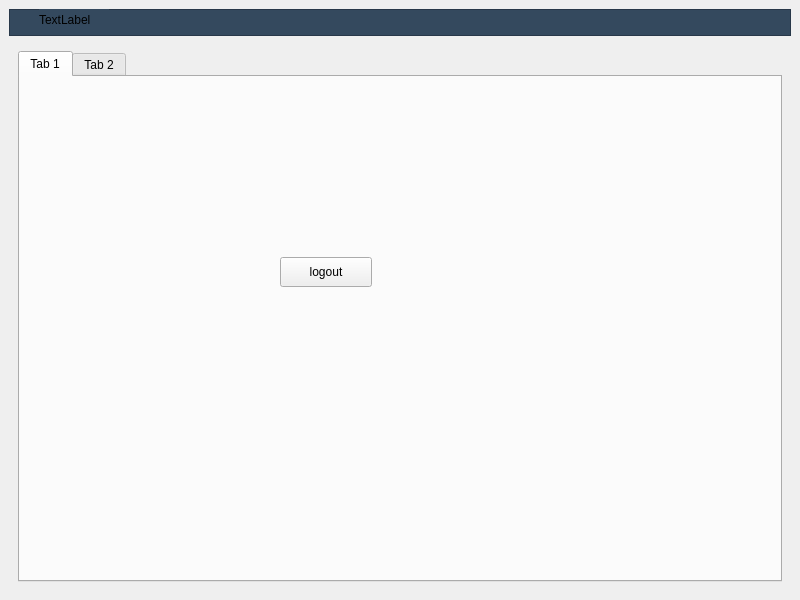
The window that Hospital_Terminal/mainwindow.ui (Heo157/Project-Hospital-Autonomous-Wheelchair) describes before a commit, drawn with Qt 5.
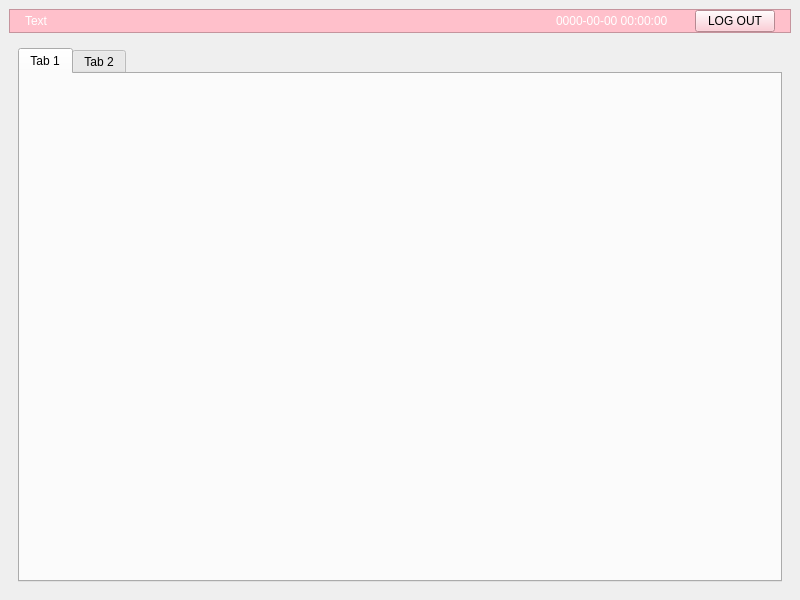
The same window after the commit. The open tabs and pages were chosen to show the change. Icons and pictures are not drawn.

```diff
--- a/Hospital_Terminal/mainwindow.ui
+++ b/Hospital_Terminal/mainwindow.ui
@@ -16,7 +16,7 @@
   <widget class="QWidget" name="centralwidget">
    <layout class="QVBoxLayout" name="verticalLayout_2">
     <item>
-     <layout class="QVBoxLayout" name="verticalLayout" stretch="1,20">
+     <layout class="QVBoxLayout" name="verticalLayout">
       <item>
        <widget class="QFrame" name="topPanel">
         <property name="maximumSize">
@@ -26,7 +26,7 @@
          </size>
         </property>
         <property name="styleSheet">
-         <string notr="true">background-color: rgb(52, 73, 94);</string>
+         <string notr="true">background-color: rgb(255, 192, 203);</string>
         </property>
         <property name="frameShape">
          <enum>QFrame::StyledPanel</enum>
@@ -34,19 +34,102 @@
         <property name="frameShadow">
          <enum>QFrame::Raised</enum>
         </property>
-        <widget class="QLabel" name="label_status">
-         <property name="geometry">
-          <rect>
-           <x>30</x>
-           <y>0</y>
-           <width>70</width>
-           <height>22</height>
-          </rect>
+        <layout class="QHBoxLayout" name="topPanelLayout">
+         <property name="leftMargin">
+          <number>15</number>
          </property>
-         <property name="text">
-          <string>TextLabel</string>
+         <property name="topMargin">
+          <number>0</number>
          </property>
-        </widget>
+         <property name="rightMargin">
+          <number>15</number>
+         </property>
+         <property name="bottomMargin">
+          <number>0</number>
+         </property>
+         <item>
+          <widget class="QLabel" name="label_status">
+           <property name="sizePolicy">
+            <sizepolicy hsizetype="Expanding" vsizetype="Preferred">
+             <horstretch>0</horstretch>
+             <verstretch>0</verstretch>
+            </sizepolicy>
+           </property>
+           <property name="styleSheet">
+            <string notr="true">color: rgb(255, 255, 255);
+            </string>
+           </property>
+           <property name="text">
+            <string>Text</string>
+           </property>
+           <property name="alignment">
+            <set>Qt::AlignmentFlag::AlignLeading|Qt::AlignmentFlag::AlignLeft|Qt::AlignmentFlag::AlignVCenter</set>
+           </property>
+          </widget>
+         </item>
+         <item>
+          <spacer name="horizontalSpacer">
+           <property name="orientation">
+            <enum>Qt::Orientation::Horizontal</enum>
+           </property>
+           <property name="sizeHint" stdset="0">
+            <size>
+             <width>40</width>
+             <height>20</height>
+            </size>
+           </property>
+          </spacer>
+         </item>
+         <item>
+          <widget class="QLabel" name="label_time">
+           <property name="styleSheet">
+            <string notr="true">color: white;</string>
+           </property>
+           <property name="text">
+            <string>0000-00-00 00:00:00</string>
+           </property>
+          </widget>
+         </item>
+         <item>
+          <widget class="QLabel" name="label_wifi">
+           <property name="sizePolicy">
+            <sizepolicy hsizetype="Preferred" vsizetype="Preferred">
+             <horstretch>0</horstretch>
+             <verstretch>0</verstretch>
+            </sizepolicy>
+           </property>
+           <property name="minimumSize">
+            <size>
+             <width>15</width>
+             <height>15</height>
+            </size>
+           </property>
+           <property name="maximumSize">
+            <size>
+             <width>15</width>
+             <height>15</height>
+            </size>
+           </property>
+           <property name="pixmap">
+            <pixmap></pixmap>
+           </property>
+           <property name="scaledContents">
+            <bool>true</bool>
+           </property>
+          </widget>
+         </item>
+         <item>
+          <widget class="QPushButton" name="btn_logout">
+           <property name="text">
+            <string>LOG OUT</string>
+           </property>
+          </widget>
+         </item>
+        </layout>
+        <zorder>label_status</zorder>
+        <zorder>label_time</zorder>
+        <zorder>btn_logout</zorder>
+        <zorder>label_wifi</zorder>
        </widget>
       </item>
       <item>
@@ -60,19 +143,6 @@
              <attribute name="title">
               <string>Tab 1</string>
              </attribute>
-             <widget class="QPushButton" name="btn_logout">
-              <property name="geometry">
-               <rect>
-                <x>260</x>
-                <y>180</y>
-                <width>92</width>
-                <height>30</height>
-               </rect>
-              </property>
-              <property name="text">
-               <string>logout</string>
-              </property>
-             </widget>
             </widget>
             <widget class="QWidget" name="tab_2">
              <attribute name="title">
```
Left out of the diff: 4 changed lines with no effect on the pictures.
